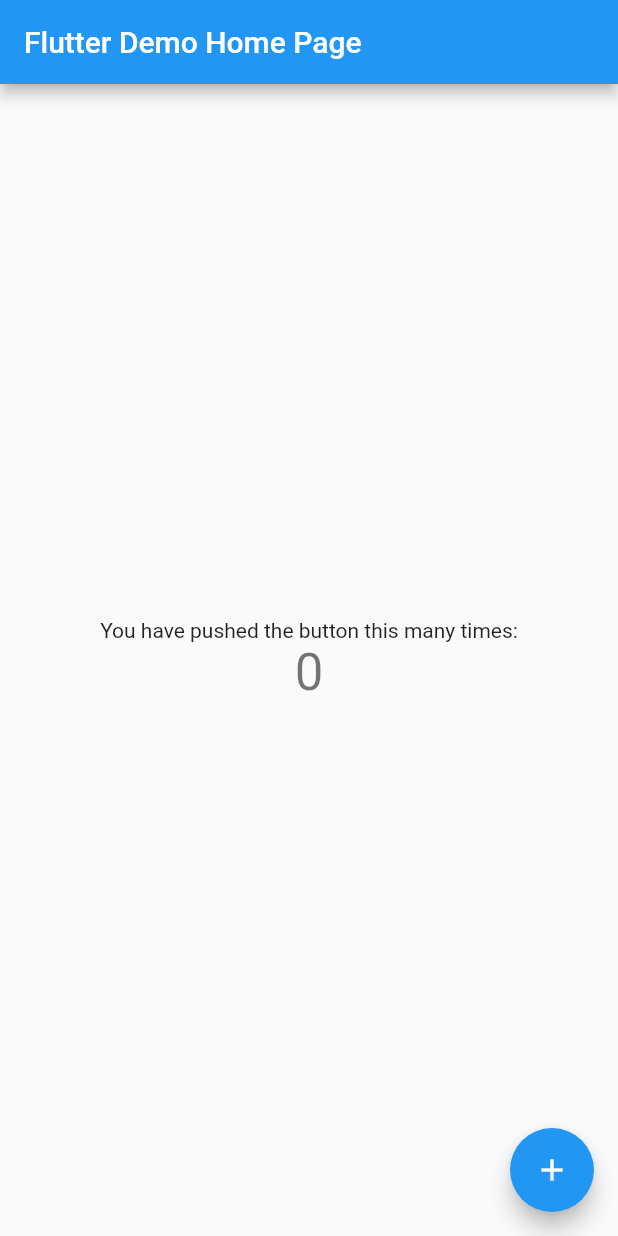
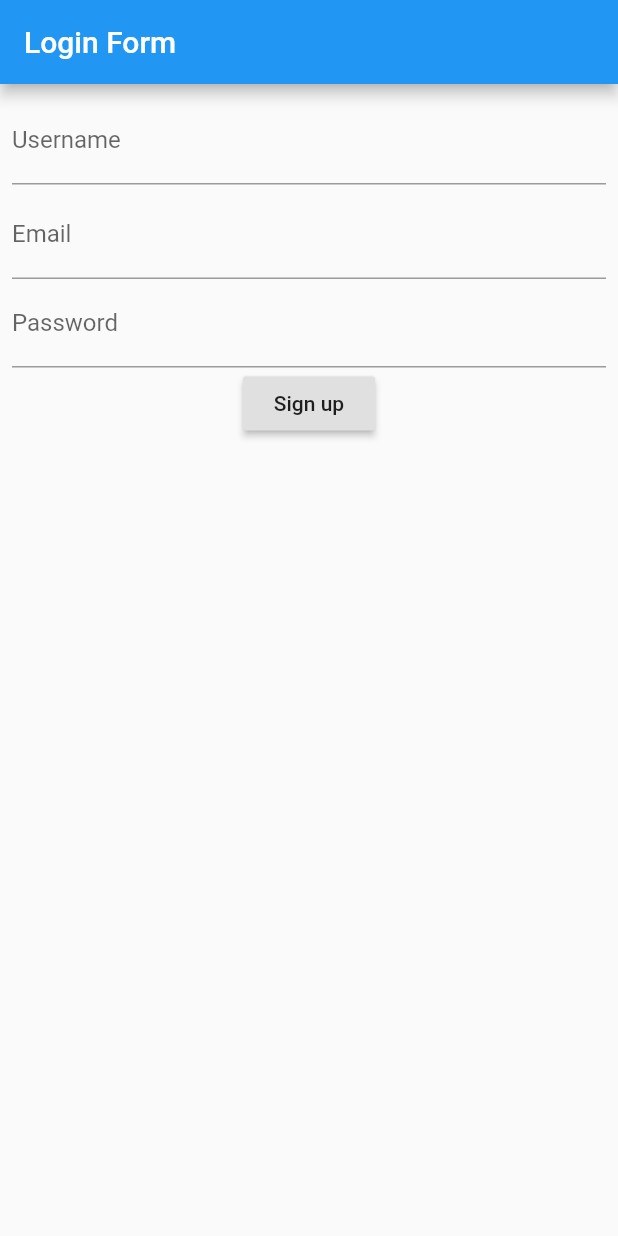
Before and after one commit to Islah-Innovation/flutter_mobx_form, a Flutter app: the screen it shows after launch, on a phone screen of 412 x 824 dp. Run offline on Flutter 3.47's test engine with Material 2 defaults, Android fonts, the phone set to English and light mode, and no system bars; our stand-ins replace flutter_mobx, mobx, validators; generated files the repository leaves out were written again.

Commit message:
MobX Forms

```diff
--- /dev/null
+++ b/lib/form_store.dart
@@ -0,0 +1,132 @@
+import 'dart:ui';
+
+import 'package:mobx/mobx.dart';
+import 'package:validators/validators.dart';
+
+part 'form_store.g.dart';
+
+class CustomColor extends Color {
+  CustomColor(int value) : super(value);
+}
+
+class FormStore = _FormStore with _$FormStore;
+
+abstract class _FormStore implements Store {
+  final FormErrorState error = FormErrorState();
+
+  @observable
+  CustomColor color;
+
+  @observable
+  String name = '';
+
+  @observable
+  String email = '';
+
+  @observable
+  String password = '';
+
+  @observable
+  ObservableFuture<bool> _usernameCheck = ObservableFuture.value(true);
+
+  @computed
+  bool get isUserCheckPending => _usernameCheck.status == FutureStatus.pending;
+
+  @computed
+  bool get canLogin => !error.hasErrors;
+
+  List<ReactionDisposer> _disposers;
+
+  @action
+  void setUsername(String value) {
+    name = value;
+  }
+
+  @action
+  void setEmail(String value) {
+    email = value;
+  }
+
+  @action
+  void setPassword(String value) {
+    password = value;
+  }
+
+  void setupValidations() {
+    _disposers = [
+      reaction((_) => name, validateUsername),
+      reaction((_) => email, validateEmail),
+      reaction((_) => password, validatePassword)
+    ];
+  }
+
+  // ignore: avoid_void_async
+  @action
+  void validateUsername(String value) {
+    if (isNull(value) || value.isEmpty) {
+      error.username = 'Cannot be blank';
+      return;
+    }
+    try {
+      checkAndValidateUsername(value).then((isValid) {
+        error.username = null;
+        if (!isValid) {
+          error.username = 'Username cannot be "admin"';
+          return;
+        }
+      });
+    } on Object catch (_) {
+      error.username = null;
+    }
+  }
+
+  Future<bool> checkAndValidateUsername(String value) async {
+    _usernameCheck = ObservableFuture(checkValidUsername(value));
+    final isValid = await _usernameCheck;
+    return isValid;
+  }
+
+  @action
+  void validatePassword(String value) {
+    error.password = isNull(value) || value.isEmpty ? 'Cannot be blank' : null;
+  }
+
+  @action
+  void validateEmail(String value) {
+    error.email = isEmail(value) ? null : 'Not a valid email';
+  }
+
+  Future<bool> checkValidUsername(String value) async {
+    await Future.delayed(Duration(seconds: 1));
+
+    return value != 'admin';
+  }
+
+  void dispose() {
+    for (final d in _disposers) {
+      d();
+    }
+  }
+
+  void validateAll() {
+    validatePassword(password);
+    validateEmail(email);
+    validateUsername(name);
+  }
+}
+
+class FormErrorState = _FormErrorState with _$FormErrorState;
+
+abstract class _FormErrorState implements Store {
+  @observable
+  String username;
+
+  @observable
+  String email;
+
+  @observable
+  String password;
+
+  @computed
+  bool get hasErrors => username != null || email != null || password != null;
+}
--- a/lib/main.dart
+++ b/lib/main.dart
@@ -1,4 +1,6 @@
 import 'package:flutter/material.dart';
+import 'package:flutter_mobx/flutter_mobx.dart';
+import 'package:flutter_mobx_form/form_store.dart';
 
 void main() => runApp(MyApp());
 
@@ -7,7 +9,7 @@ class MyApp extends StatelessWidget {
   @override
   Widget build(BuildContext context) {
     return MaterialApp(
-      title: 'Flutter Demo',
+      title: 'MobX Forms',
       theme: ThemeData(
         // This is the theme of your application.
         //
@@ -20,92 +22,81 @@ class MyApp extends StatelessWidget {
         // is not restarted.
         primarySwatch: Colors.blue,
       ),
-      home: MyHomePage(title: 'Flutter Demo Home Page'),
+      home: FormExample(),
     );
   }
 }
 
-class MyHomePage extends StatefulWidget {
-  MyHomePage({Key key, this.title}) : super(key: key);
-
-  // This widget is the home page of your application. It is stateful, meaning
-  // that it has a State object (defined below) that contains fields that affect
-  // how it looks.
-
-  // This class is the configuration for the state. It holds the values (in this
-  // case the title) provided by the parent (in this case the App widget) and
-  // used by the build method of the State. Fields in a Widget subclass are
-  // always marked "final".
-
-  final String title;
+class FormExample extends StatefulWidget {
+  const FormExample();
 
   @override
-  _MyHomePageState createState() => _MyHomePageState();
+  _FormExampleState createState() => _FormExampleState();
 }
 
-class _MyHomePageState extends State<MyHomePage> {
-  int _counter = 0;
+class _FormExampleState extends State<FormExample> {
+  final FormStore store = FormStore();
 
-  void _incrementCounter() {
-    setState(() {
-      // This call to setState tells the Flutter framework that something has
-      // changed in this State, which causes it to rerun the build method below
-      // so that the display can reflect the updated values. If we changed
-      // _counter without calling setState(), then the build method would not be
-      // called again, and so nothing would appear to happen.
-      _counter++;
-    });
+
+  @override
+  void initState() {
+    store.setupValidations();
+  }
+
+
+  @override
+  void dispose() {
+    store.dispose();
   }
 
   @override
-  Widget build(BuildContext context) {
-    // This method is rerun every time setState is called, for instance as done
-    // by the _incrementCounter method above.
-    //
-    // The Flutter framework has been optimized to make rerunning build methods
-    // fast, so that you can just rebuild anything that needs updating rather
-    // than having to individually change instances of widgets.
-    return Scaffold(
+  Widget build(BuildContext context) => Scaffold(
       appBar: AppBar(
-        // Here we take the value from the MyHomePage object that was created by
-        // the App.build method, and use it to set our appbar title.
-        title: Text(widget.title),
+        title: const Text('Login Form'),
       ),
-      body: Center(
-        // Center is a layout widget. It takes a single child and positions it
-        // in the middle of the parent.
+      body: Form(
+        child: Padding(
+          padding: const EdgeInsets.all(8),
           child: Column(
-          // Column is also layout widget. It takes a list of children and
-          // arranges them vertically. By default, it sizes itself to fit its
-          // children horizontally, and tries to be as tall as its parent.
-          //
-          // Invoke "debug painting" (press "p" in the console, choose the
-          // "Toggle Debug Paint" action from the Flutter Inspector in Android
-          // Studio, or the "Toggle Debug Paint" command in Visual Studio Code)
-          // to see the wireframe for each widget.
-          //
-          // Column has various properties to control how it sizes itself and
-          // how it positions its children. Here we use mainAxisAlignment to
-          // center the children vertically; the main axis here is the vertical
-          // axis because Columns are vertical (the cross axis would be
-          // horizontal).
-          mainAxisAlignment: MainAxisAlignment.center,
             children: <Widget>[
-            Text(
-              'You have pushed the button this many times:',
+              Observer(
+                builder: (_) => TextField(
+                      onChanged: store.setUsername,
+                      decoration: InputDecoration(
+                          labelText: 'Username',
+                          hintText: 'Pick a username',
+                          errorText: store.error.username),
                     ),
-            Text(
-              '$_counter',
-              style: Theme.of(context).textTheme.display1,
               ),
+              Observer(
+                  builder: (_) => AnimatedOpacity(
+                      child: const LinearProgressIndicator(),
+                      duration: Duration(milliseconds: 300),
+                      opacity: store.isUserCheckPending ? 1 : 0)),
+              Observer(
+                builder: (_) => TextField(
+                      onChanged: store.setEmail,
+                      decoration: InputDecoration(
+                          labelText: 'Email',
+                          hintText: 'Enter your email address',
+                          errorText: store.error.email),
+                    ),
+              ),
+              Observer(
+                builder: (_) => TextField(
+                      onChanged: store.setPassword,
+                      decoration: InputDecoration(
+                          labelText: 'Password',
+                          hintText: 'Set a password',
+                          errorText: store.error.password),
+                    ),
+              ),
+              RaisedButton(
+                child: const Text('Sign up'),
+                onPressed: store.validateAll,
+              )
             ],
           ),
         ),
-      floatingActionButton: FloatingActionButton(
-        onPressed: _incrementCounter,
-        tooltip: 'Increment',
-        child: Icon(Icons.add),
-      ), // This trailing comma makes auto-formatting nicer for build methods.
-    );
+      ));
 }
-}
--- a/pubspec.yaml
+++ b/pubspec.yaml
@@ -19,6 +19,9 @@ environment:
 dependencies:
   flutter:
     sdk: flutter
+  mobx:
+  flutter_mobx:
+  validators:
 
   # The following adds the Cupertino Icons font to your application.
   # Use with the CupertinoIcons class for iOS style icons.
@@ -27,6 +30,8 @@ dependencies:
 dev_dependencies:
   flutter_test:
     sdk: flutter
+  build_runner: ^1.3.1
+  mobx_codegen:
 
 
 # For information on the generic Dart part of this file, see the
```
Also changed, not shown: lib/form_store.g.dart (added), pubspec.lock, 1 other file. Lines whose indentation alone changed are shown as unchanged.
